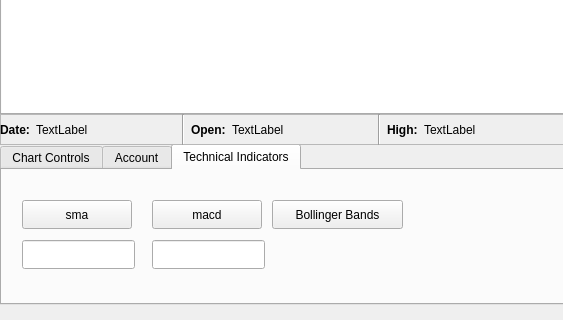
The window that chartWidget.ui (ellamental/pyTrade) describes before a commit, drawn with Qt 5; both pictures show x 0 to 563 and y 736 to 1056 of the 1076 by 1056 pixel window.
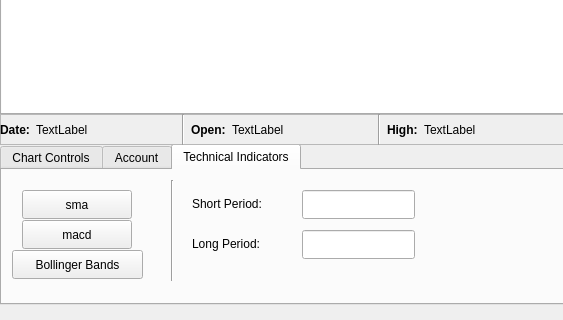
The same window after the commit.

Commit message: Fixed bug in accounts, buying stock now works properly

```diff
--- a/chartWidget.ui
+++ b/chartWidget.ui
@@ -430,8 +430,8 @@
     <widget class="QPushButton" name="macd">
      <property name="geometry">
       <rect>
-       <x>150</x>
-       <y>30</y>
+       <x>20</x>
+       <y>50</y>
        <width>110</width>
        <height>29</height>
       </rect>
@@ -443,8 +443,8 @@
     <widget class="QLineEdit" name="macdLength">
      <property name="geometry">
       <rect>
-       <x>150</x>
-       <y>70</y>
+       <x>300</x>
+       <y>60</y>
        <width>113</width>
        <height>29</height>
       </rect>
@@ -454,7 +454,7 @@
      <property name="geometry">
       <rect>
        <x>20</x>
-       <y>30</y>
+       <y>20</y>
        <width>110</width>
        <height>29</height>
       </rect>
@@ -466,8 +466,8 @@
     <widget class="QLineEdit" name="smaLength">
      <property name="geometry">
       <rect>
-       <x>20</x>
-       <y>70</y>
+       <x>300</x>
+       <y>20</y>
        <width>113</width>
        <height>29</height>
       </rect>
@@ -476,8 +476,8 @@
     <widget class="QPushButton" name="bollingerBands">
      <property name="geometry">
       <rect>
-       <x>270</x>
-       <y>30</y>
+       <x>10</x>
+       <y>80</y>
        <width>131</width>
        <height>29</height>
       </rect>
@@ -486,6 +486,45 @@
       <string>Bollinger Bands</string>
      </property>
     </widget>
+    <widget class="QLabel" name="label_shortPeriod">
+     <property name="geometry">
+      <rect>
+       <x>190</x>
+       <y>18</y>
+       <width>111</width>
+       <height>31</height>
+      </rect>
+     </property>
+     <property name="text">
+      <string>Short Period:</string>
+     </property>
+    </widget>
+    <widget class="QLabel" name="label_longPeriod">
+     <property name="geometry">
+      <rect>
+       <x>190</x>
+       <y>58</y>
+       <width>111</width>
+       <height>31</height>
+      </rect>
+     </property>
+     <property name="text">
+      <string>Long Period:</string>
+     </property>
+    </widget>
+    <widget class="Line" name="line_10">
+     <property name="geometry">
+      <rect>
+       <x>160</x>
+       <y>10</y>
+       <width>20</width>
+       <height>101</height>
+      </rect>
+     </property>
+     <property name="orientation">
+      <enum>Qt::Vertical</enum>
+     </property>
+    </widget>
    </widget>
   </widget>
   <widget class="QPushButton" name="nextDay">
```
Left out of the diff: 4 changed lines with no effect on the pictures. The commit also changes 2 other files.
